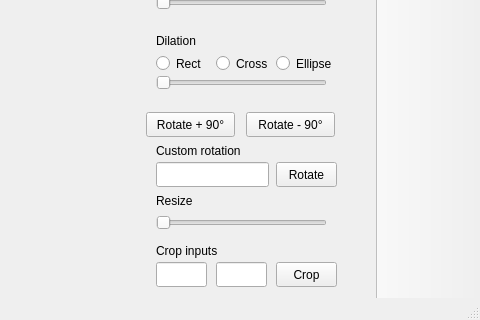
Before: the Qt Designer form QTApplication/mainwindow.ui in arcreane/multimedia-equipe_007, drawn with Qt 5; both pictures show x 324 to 804 and y 277 to 597 of the 804 by 597 pixel window.
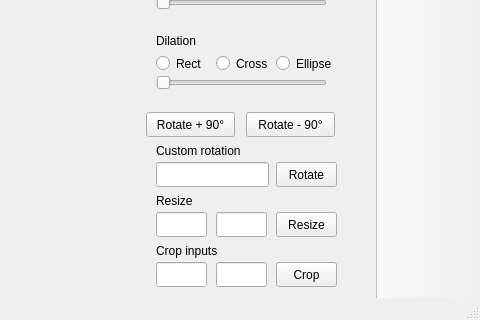
After: the same form once the commit is applied.

The edit to the form file:
```diff
--- a/QTApplication/mainwindow.ui
+++ b/QTApplication/mainwindow.ui
@@ -287,17 +287,37 @@
        </rect>
       </property>
      </widget>
-     <widget class="QSlider" name="resizeBar">
+     <widget class="QLineEdit" name="resizeW">
       <property name="geometry">
        <rect>
         <x>10</x>
         <y>20</y>
-        <width>171</width>
-        <height>21</height>
+        <width>51</width>
+        <height>25</height>
        </rect>
       </property>
-      <property name="orientation">
-       <enum>Qt::Horizontal</enum>
+     </widget>
+     <widget class="QPushButton" name="resizeButton">
+      <property name="geometry">
+       <rect>
+        <x>130</x>
+        <y>20</y>
+        <width>61</width>
+        <height>25</height>
+       </rect>
+      </property>
+      <property name="text">
+       <string>Resize</string>
+      </property>
+     </widget>
+     <widget class="QLineEdit" name="resizeH">
+      <property name="geometry">
+       <rect>
+        <x>70</x>
+        <y>20</y>
+        <width>51</width>
+        <height>25</height>
+       </rect>
       </property>
      </widget>
     </widget>
```
